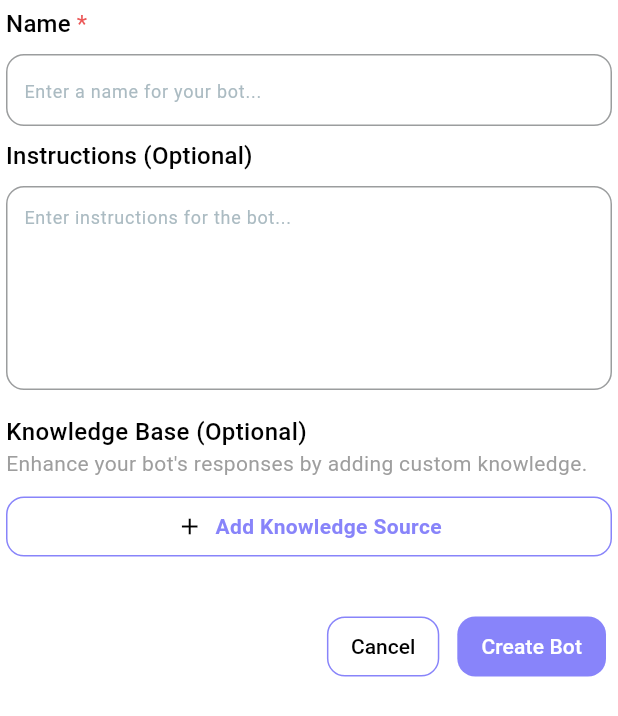
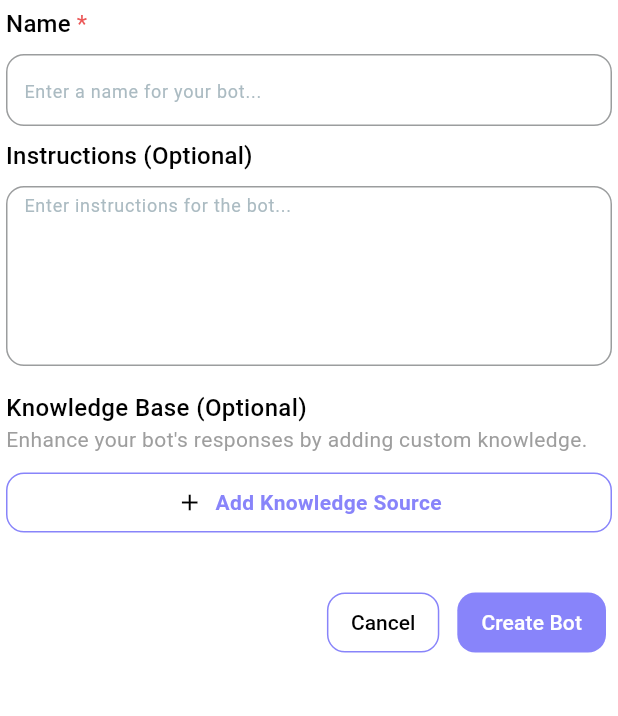
Before and after one commit to HaTu0803/AdvancedMobile_ChatAI, a Flutter app: the CreateYourOwnBotScreen widget shown alone on an empty page, opened directly, on a phone screen of 412 x 824 dp. Shown: the top 716 px of the screen. Run offline on Flutter 3.47's test engine with Material 3 defaults, Android fonts, the phone set to English and light mode, and no system bars; our stand-ins replace bloc, either_dart, email_validator, flutter_bloc, flutter_screenutil, get_it and 3 more; accounts and stored records are empty.

Commit message:
fix lỗi pixel tràn màn hình

```diff
--- a/lib/screens/create_bot/create_bot_screens.dart
+++ b/lib/screens/create_bot/create_bot_screens.dart
@@ -24,16 +24,19 @@ class _CreateYourOwnBotScreenState extends State<CreateYourOwnBotScreen> {
   }
 
   @override
+  @override
   Widget build(BuildContext context) {
-    return SingleChildScrollView(
+    return GestureDetector(
+      onTap: () {
+        FocusScope.of(context).unfocus();
+      },
+      child: SingleChildScrollView(
         child: Padding(
           padding: const EdgeInsets.all(4.0),
           child: Column(
             mainAxisSize: MainAxisSize.min,
             crossAxisAlignment: CrossAxisAlignment.start,
             children: [
-
-            // Name Field
               _buildFormField(
                 label: 'Name',
                 controller: _nameController,
@@ -47,8 +50,6 @@ class _CreateYourOwnBotScreenState extends State<CreateYourOwnBotScreen> {
                 },
               ),
               const SizedBox(height: 8),
-
-            // Instructions Field (Optional)
               _buildFormField(
                 label: 'Instructions (Optional)',
                 controller: _instructionsController,
@@ -139,8 +140,10 @@ class _CreateYourOwnBotScreenState extends State<CreateYourOwnBotScreen> {
             ],
           ),
         ),
+      ),
     );
   }
+
 
   // Form field widget
   Widget _buildFormField({
@@ -183,7 +186,7 @@ class _CreateYourOwnBotScreenState extends State<CreateYourOwnBotScreen> {
               borderRadius: BorderRadius.circular(8),
               borderSide: BorderSide.none,
             ),
-            contentPadding: const EdgeInsets.all(8),
+            contentPadding: const EdgeInsets.symmetric(horizontal: 8),
           ),
           maxLines: maxLines,
           validator: validator,
--- a/lib/screens/home/home_screen.dart
+++ b/lib/screens/home/home_screen.dart
@@ -318,7 +318,8 @@ class _HomeScreenState extends State<HomeScreen> {
             ),
             child: Container(
               width: MediaQuery.of(context).size.width, // Full width of the screen
-              padding: const EdgeInsets.symmetric(horizontal: 16, vertical: 12),
+              padding: const EdgeInsets.symmetric(horizontal: 12, vertical: 8),
+              child: SingleChildScrollView(
                 child: Column(
                   mainAxisSize: MainAxisSize.min,
                   children: [
@@ -343,10 +344,12 @@ class _HomeScreenState extends State<HomeScreen> {
                 ),
               ),
             ),
+          ),
         );
       },
     );
   }
+
 
 
   void _showAIModelsBottomSheet(BuildContext context) {
```
Lines whose indentation alone changed are shown as unchanged.
